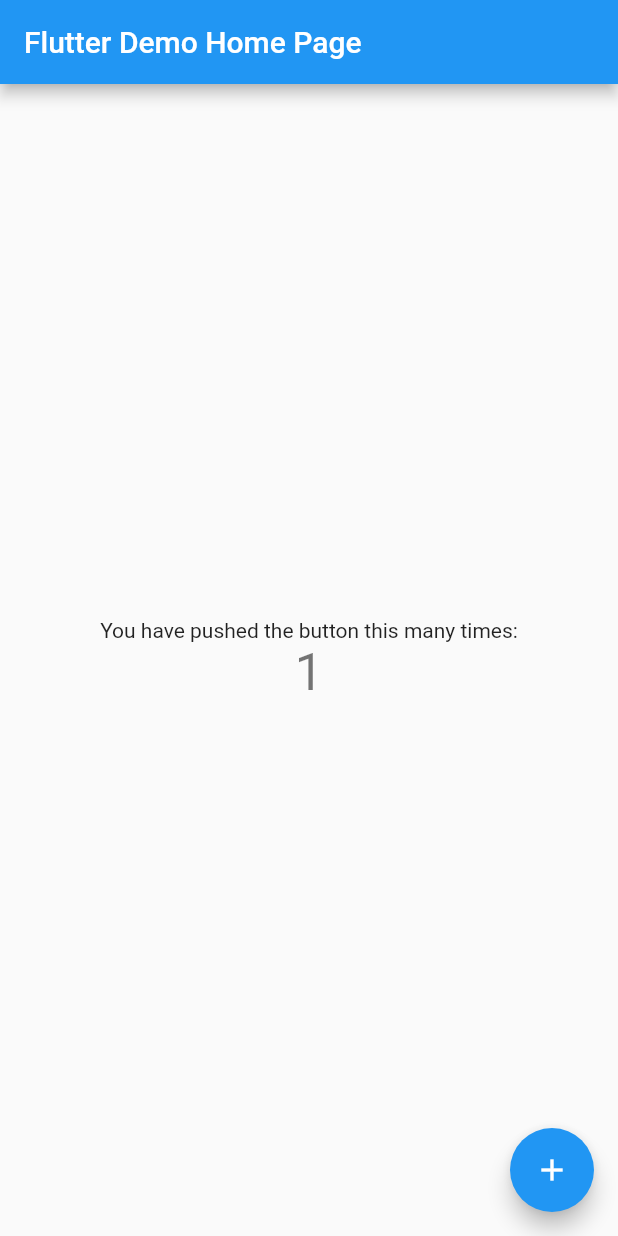
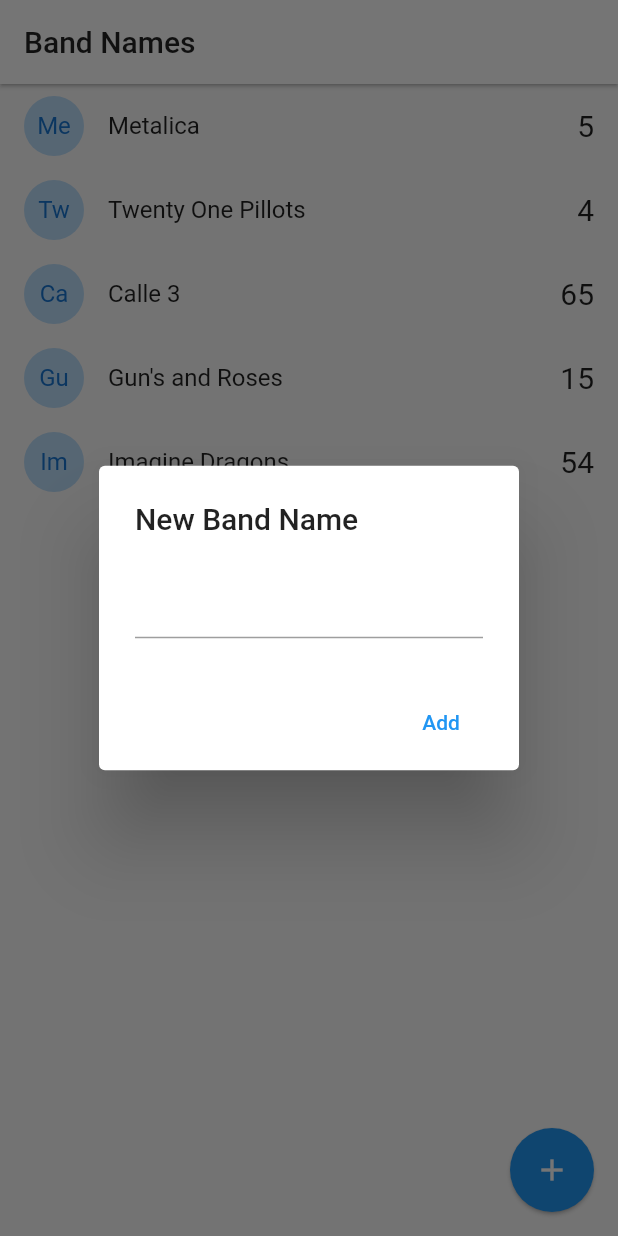
Before and after one commit to emmanuelbeltre/Band_Name_Flutter, a Flutter app: the screen it shows after launch, after a tap on the "add" icon, on a phone screen of 412 x 824 dp. Run offline on Flutter 3.47's test engine with Material 2 defaults, Android fonts, the phone set to English and light mode, and no system bars.

Commit message:
Bands app 1

```diff
--- a/band_name/lib/main.dart
+++ b/band_name/lib/main.dart
@@ -1,115 +1,19 @@
+import 'package:band_name/pages/home.dart';
+
 import 'package:flutter/material.dart';
 
-void main() {
-  runApp(const MyApp());
-}
+void main() => runApp(MyApp());
 
 class MyApp extends StatelessWidget {
-  const MyApp({Key? key}) : super(key: key);
-
-  // This widget is the root of your application.
   @override
   Widget build(BuildContext context) {
     return MaterialApp(
-      title: 'Flutter Demo',
-      theme: ThemeData(
-        // This is the theme of your application.
-        //
-        // Try running your application with "flutter run". You'll see the
-        // application has a blue toolbar. Then, without quitting the app, try
-        // changing the primarySwatch below to Colors.green and then invoke
-        // "hot reload" (press "r" in the console where you ran "flutter run",
-        // or simply save your changes to "hot reload" in a Flutter IDE).
-        // Notice that the counter didn't reset back to zero; the application
-        // is not restarted.
-        primarySwatch: Colors.blue,
-      ),
-      home: const MyHomePage(title: 'Flutter Demo Home Page'),
+      debugShowCheckedModeBanner: false,
+      title: 'Material App',
+      initialRoute: 'home',
+      routes: {
+        'home': (_) => HomePage(),
+      },
     );
   }
 }
-
-class MyHomePage extends StatefulWidget {
-  const MyHomePage({Key? key, required this.title}) : super(key: key);
-
-  // This widget is the home page of your application. It is stateful, meaning
-  // that it has a State object (defined below) that contains fields that affect
-  // how it looks.
-
-  // This class is the configuration for the state. It holds the values (in this
-  // case the title) provided by the parent (in this case the App widget) and
-  // used by the build method of the State. Fields in a Widget subclass are
-  // always marked "final".
-
-  final String title;
-
-  @override
-  State<MyHomePage> createState() => _MyHomePageState();
-}
-
-class _MyHomePageState extends State<MyHomePage> {
-  int _counter = 0;
-
-  void _incrementCounter() {
-    setState(() {
-      // This call to setState tells the Flutter framework that something has
-      // changed in this State, which causes it to rerun the build method below
-      // so that the display can reflect the updated values. If we changed
-      // _counter without calling setState(), then the build method would not be
-      // called again, and so nothing would appear to happen.
-      _counter++;
-    });
-  }
-
-  @override
-  Widget build(BuildContext context) {
-    // This method is rerun every time setState is called, for instance as done
-    // by the _incrementCounter method above.
-    //
-    // The Flutter framework has been optimized to make rerunning build methods
-    // fast, so that you can just rebuild anything that needs updating rather
-    // than having to individually change instances of widgets.
-    return Scaffold(
-      appBar: AppBar(
-        // Here we take the value from the MyHomePage object that was created by
-        // the App.build method, and use it to set our appbar title.
-        title: Text(widget.title),
-      ),
-      body: Center(
-        // Center is a layout widget. It takes a single child and positions it
-        // in the middle of the parent.
-        child: Column(
-          // Column is also a layout widget. It takes a list of children and
-          // arranges them vertically. By default, it sizes itself to fit its
-          // children horizontally, and tries to be as tall as its parent.
-          //
-          // Invoke "debug painting" (press "p" in the console, choose the
-          // "Toggle Debug Paint" action from the Flutter Inspector in Android
-          // Studio, or the "Toggle Debug Paint" command in Visual Studio Code)
-          // to see the wireframe for each widget.
-          //
-          // Column has various properties to control how it sizes itself and
-          // how it positions its children. Here we use mainAxisAlignment to
-          // center the children vertically; the main axis here is the vertical
-          // axis because Columns are vertical (the cross axis would be
-          // horizontal).
-          mainAxisAlignment: MainAxisAlignment.center,
-          children: <Widget>[
-            const Text(
-              'You have pushed the button this many times:',
-            ),
-            Text(
-              '$_counter',
-              style: Theme.of(context).textTheme.headline4,
-            ),
-          ],
-        ),
-      ),
-      floatingActionButton: FloatingActionButton(
-        onPressed: _incrementCounter,
-        tooltip: 'Increment',
-        child: const Icon(Icons.add),
-      ), // This trailing comma makes auto-formatting nicer for build methods.
-    );
-  }
-}
--- /dev/null
+++ b/band_name/lib/models/band.dart
@@ -0,0 +1,17 @@
+import 'dart:convert';
+
+class Band {
+  final String id;
+  final String name;
+  final int votes;
+
+  Band({required this.id, required this.name, required this.votes})
+      : assert(id != null, name != null),
+        assert(votes != null);
+
+  factory Band.fromMap(Map<String, dynamic> obj) =>
+      Band(id: obj['id'], name: obj['name'], votes: obj['votes']);
+  Map<String, dynamic> toJson() {
+    return {'id': id, 'name': name, 'votes': votes};
+  }
+}
--- /dev/null
+++ b/band_name/lib/pages/home.dart
@@ -0,0 +1,115 @@
+import 'dart:io';
+
+import 'package:band_name/models/band.dart';
+import 'package:flutter/cupertino.dart';
+import 'package:flutter/material.dart';
+
+class HomePage extends StatefulWidget {
+  @override
+  State<HomePage> createState() => _HomePageState();
+}
+
+class _HomePageState extends State<HomePage> {
+  List<Band> bands = [
+    Band(id: '1', name: 'Metalica', votes: 5),
+    Band(id: '2', name: 'Twenty One Pillots', votes: 4),
+    Band(id: '3', name: 'Calle 3', votes: 65),
+    Band(id: '4', name: "Gun's and Roses", votes: 15),
+    Band(id: '5', name: 'Imagine Dragons', votes: 54),
+  ];
+  @override
+  Widget build(BuildContext context) {
+    return Scaffold(
+      appBar: AppBar(
+        elevation: 1,
+        title: Text(
+          'Band Names',
+          style: TextStyle(color: Colors.black87),
+        ),
+        backgroundColor: Colors.white,
+      ),
+      body: ListView.builder(
+        itemCount: bands.length,
+        itemBuilder: (context, int i) => bandTile(bands[i]),
+      ),
+      floatingActionButton: FloatingActionButton(
+          child: Icon(Icons.add),
+          elevation: 1,
+          onPressed: () {
+            addNewBand();
+          }),
+    );
+  }
+
+  ListTile bandTile(Band band) {
+    return ListTile(
+      leading: CircleAvatar(
+        child: Text(band.name.substring(0, 2)),
+        backgroundColor: Colors.blue[100],
+      ),
+      title: Text(band.name),
+      trailing: Text(
+        '${band.votes}',
+        style: TextStyle(fontSize: 20),
+      ),
+      onTap: () {
+        print(band.name);
+      },
+    );
+  }
+
+  addNewBand() {
+    final textController = new TextEditingController();
+
+    if (Platform.isAndroid) {
+      return showDialog(
+          context: context,
+          builder: (context) {
+            return AlertDialog(
+              title: Text('New Band Name'),
+              content: TextField(
+                controller: textController,
+              ),
+              actions: [
+                MaterialButton(
+                    child: Text('Add'),
+                    elevation: 5,
+                    textColor: Colors.blue,
+                    onPressed: () => addBandToList(textController.text))
+              ],
+            );
+          });
+    }
+
+    showCupertinoDialog(
+        context: context,
+        builder: (_) {
+          return CupertinoAlertDialog(
+            title: Text('New Band Name'),
+            content: CupertinoTextField(controller: textController),
+            actions: [
+              CupertinoDialogAction(
+                  child: Text('Add'),
+                  onPressed: () => addBandToList(textController.text)),
+              CupertinoDialogAction(
+                  isDestructiveAction: true,
+                  child: Text('Dismiss'),
+                  isDefaultAction: true,
+                  onPressed: () => Navigator.pop(context))
+            ],
+          );
+        });
+  }
+
+  void addBandToList(String name) {
+    print(name);
+    if (name.length > 1) {
+      this
+          .bands
+          .add(new Band(id: DateTime.now().toString(), name: name, votes: 0));
+      setState(() {});
+    }
+
+    Navigator.pop(context);
+  }
+}
```
Also changed, not shown: 1 other file.
